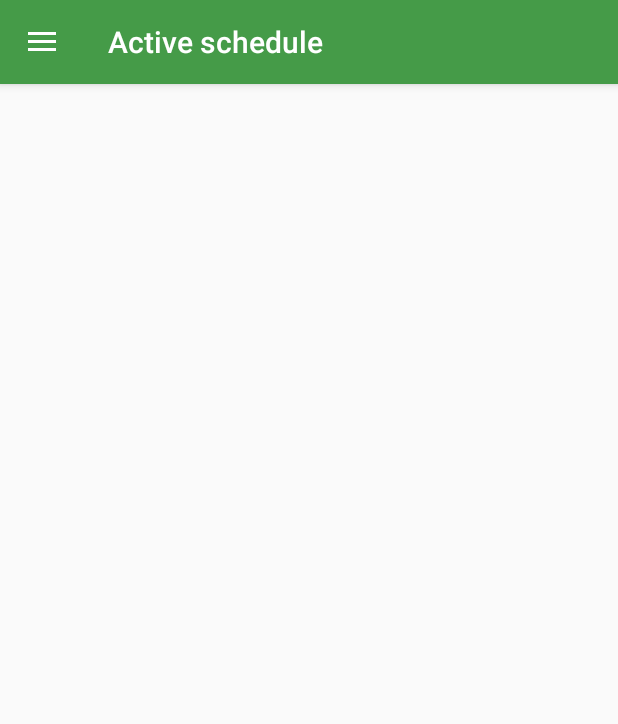
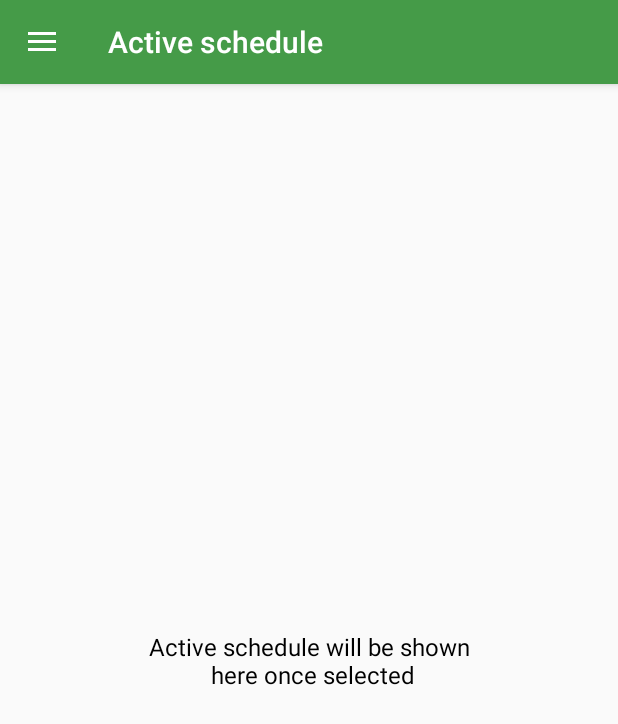
Before and after one commit to s95ammar/WeeklySchedule, an Android app: the fragment ActiveScheduleFragment placed in its activity, on a phone screen of 412 x 824 dp. Shown: the top 724 px of the screen. Run offline under Robolectric (Android 15) with nearby library versions, the phone set to English and light mode, and no system bars.

Commit message:
Prepared layout for active schedule

```diff
--- a/app/src/main/java/com/s95ammar/weeklyschedule/models/SchedulesList.java
+++ b/app/src/main/java/com/s95ammar/weeklyschedule/models/SchedulesList.java
@@ -46,4 +46,9 @@ public class SchedulesList extends ArrayList<ScheduleItem> {
         }
         Log.d(TAG, "loadActiveSchedule: index: " + activeScheduleIndex + " : " + activeSchedule);
     }
+
+    public boolean hasActiveSchedule() {
+        return activeSchedule != null;
+    }
+
 }
--- a/app/src/main/java/com/s95ammar/weeklyschedule/views/activities/MainActivity.java
+++ b/app/src/main/java/com/s95ammar/weeklyschedule/views/activities/MainActivity.java
@@ -2,6 +2,7 @@ package com.s95ammar.weeklyschedule.views.activities;
 
 import android.content.Intent;
 import android.content.SharedPreferences;
+import android.os.Handler;
 import android.support.annotation.NonNull;
 import android.support.design.widget.NavigationView;
 import android.support.v4.app.Fragment;
@@ -12,6 +13,8 @@ import android.support.v7.app.AppCompatActivity;
 import android.os.Bundle;
 import android.support.v7.widget.Toolbar;
 import android.util.Log;
+import android.view.Menu;
+import android.view.MenuInflater;
 import android.view.MenuItem;
 
 import com.google.gson.Gson;
@@ -21,15 +24,17 @@ import com.s95ammar.weeklyschedule.views.fragments.ScheduleNamerDialog;
 import com.s95ammar.weeklyschedule.R;
 import com.s95ammar.weeklyschedule.views.fragments.SchedulesFragment;
 
-public class  MainActivity extends AppCompatActivity implements
+public class MainActivity extends AppCompatActivity implements
         NavigationView.OnNavigationItemSelectedListener,
         ScheduleNamerDialog.DialogListener,
-        SchedulesFragment.ScheduleManager {
+        SchedulesFragment.ScheduleManager,
+        ActiveScheduleFragment.ScheduleEditor {
 
     private static final String TAG = "MainActivity";
     private DrawerLayout drawer;
     private ActiveScheduleFragment activeScheduleFragment;
     private SchedulesFragment schedulesFragment;
+    private Menu menu;
 
     private interface NavDrawerItems {
         int ACTIVE_SCHEDULE = 0;
@@ -45,8 +50,39 @@ public class  MainActivity extends AppCompatActivity implements
         loadData();
         Toolbar toolbar = findViewById(R.id.toolbar);
         setSupportActionBar(toolbar);
+    }
+
+    @Override
+    public boolean onCreateOptionsMenu(Menu menu) {
+        MenuInflater inflater = getMenuInflater();
+        inflater.inflate(R.menu.toolbar_menu, menu);
+        this.menu = menu;
+        Toolbar toolbar = findViewById(R.id.toolbar);
         checkActiveSchedule();
         setUpNavDrawer(toolbar);
+        return true;
+    }
+
+    public void editListener(MenuItem item) {
+        //TODO: start edit mode
+        setEditVisibility(false);
+        setDoneVisibility(true);
+    }
+
+    public void doneListener(MenuItem item) {
+        //TODO: close edit mode
+        setDoneVisibility(false);
+        setEditVisibility(true);
+    }
+
+    @Override
+    public void setEditVisibility(boolean visibility) {
+        menu.findItem(R.id.button_edit).setVisible(visibility);
+    }
+
+    @Override
+    public void setDoneVisibility(boolean visibility) {
+        menu.findItem(R.id.button_done).setVisible(visibility);
     }
 
     public void saveData() {
@@ -71,7 +107,7 @@ public class  MainActivity extends AppCompatActivity implements
     }
 
     private void checkActiveSchedule() {
-        if (SchedulesList.getInstance().getActiveSchedule() != null) {
+        if (SchedulesList.getInstance().hasActiveSchedule()) {
             Log.d(TAG, "checkActiveSchedule: Active schedule found " + SchedulesList.getInstance().getActiveSchedule());
             switchToFragment(activeScheduleFragment != null ? activeScheduleFragment : (activeScheduleFragment = new ActiveScheduleFragment()));
         } else {
@@ -107,7 +143,7 @@ public class  MainActivity extends AppCompatActivity implements
     @Override
     public boolean onNavigationItemSelected(@NonNull MenuItem menuItem) {
         switch (menuItem.getItemId()) {
-            case R.id.nav_current_schedule:
+            case R.id.nav_active_schedule:
                 switchToFragment(activeScheduleFragment != null ? activeScheduleFragment : (activeScheduleFragment = new ActiveScheduleFragment()));
                 break;
             case R.id.nav_schedules:
--- a/app/src/main/java/com/s95ammar/weeklyschedule/views/fragments/ActiveScheduleFragment.java
+++ b/app/src/main/java/com/s95ammar/weeklyschedule/views/fragments/ActiveScheduleFragment.java
@@ -1,5 +1,6 @@
 package com.s95ammar.weeklyschedule.views.fragments;
 
+import android.content.Context;
 import android.os.Bundle;
 import android.support.annotation.NonNull;
 import android.support.annotation.Nullable;
@@ -11,8 +12,9 @@ import android.view.ViewGroup;
 import com.s95ammar.weeklyschedule.R;
 import com.s95ammar.weeklyschedule.models.SchedulesList;
 
+
 public class ActiveScheduleFragment extends Fragment {
-//    private ScheduleManager mListener;
+    private ScheduleEditor mListener;
 
     public ActiveScheduleFragment() {
     }
@@ -20,32 +22,36 @@ public class ActiveScheduleFragment extends Fragment {
     @Override
     public View onCreateView(LayoutInflater inflater, ViewGroup container,
                              Bundle savedInstanceState) {
-        return inflater.inflate(R.layout.fragment_current_schedule, container, false);
+        return inflater.inflate(R.layout.fragment_active_schedule, container, false);
     }
 
     @Override
     public void onViewCreated(@NonNull View view, @Nullable Bundle savedInstanceState) {
         super.onViewCreated(view, savedInstanceState);
-        getActivity().setTitle(getTitle());
+        refreshLayout(false);
     }
 
-    private String getTitle() {
-        String title;
-        if (SchedulesList.getInstance().getActiveSchedule() != null) {
-            title = SchedulesList.getInstance().getActiveSchedule().getName();
+
+    public void refreshLayout(boolean editMode) {
+        boolean hasActiveSchedule = SchedulesList.getInstance().hasActiveSchedule();
+        getActivity().setTitle(hasActiveSchedule ? SchedulesList.getInstance().getActiveSchedule().getName() : getString(R.string.title_active_schedule));
+        getView().findViewById(R.id.textView_no_active_schedule).setVisibility(hasActiveSchedule ? View.GONE : View.VISIBLE);
+
+        if (!editMode) {
+            mListener.setEditVisibility(hasActiveSchedule);
         } else {
-            title = getString(R.string.title_active_schedule);
+            mListener.setDoneVisibility(hasActiveSchedule);
         }
-        return title;
+
     }
 
-    //    Uncomment if communicator needed
-/*
+
+
     @Override
     public void onAttach(Context context) {
         super.onAttach(context);
-        if (context instanceof ScheduleManager) {
-            mListener = (ScheduleManager) context;
+        if (context instanceof ScheduleEditor) {
+            mListener = (ScheduleEditor) context;
         } else {
             throw new RuntimeException(context.toString()
                     + " must implement ScheduleManager");
@@ -55,10 +61,22 @@ public class ActiveScheduleFragment extends Fragment {
     @Override
     public void onDetach() {
         super.onDetach();
+        mListener.setEditVisibility(false);
+        mListener.setDoneVisibility(false);
         mListener = null;
     }
 
-    public interface ScheduleManager {
+
+    public interface ScheduleEditor {
+        void setEditVisibility(boolean visibility);
+        void setDoneVisibility(boolean visibility);
     }
+
+/*
+    @IntDef({VISIBLE, INVISIBLE, GONE})
+    @Retention(RetentionPolicy.SOURCE)
+    public @interface Visibility {}
 */
+
+
 }
--- a/app/src/main/java/com/s95ammar/weeklyschedule/views/fragments/ScheduleNamerDialog.java
+++ b/app/src/main/java/com/s95ammar/weeklyschedule/views/fragments/ScheduleNamerDialog.java
@@ -48,7 +48,7 @@ public class ScheduleNamerDialog extends AppCompatDialogFragment {
         View view = inflater.inflate(R.layout.dialog_add_schedule, null);
         String name = getArguments().getString("name");
         final int i = getArguments().getInt("index");
-        action = (i == (Action.ADD) ? Action.ADD_TITLE : Action.RENAME_TITLE);
+        action = (i == Action.ADD ? Action.ADD_TITLE : Action.RENAME_TITLE);
         builder.setView(view)
                 .setTitle(action)
                 .setNegativeButton("Cancel", null)
--- a/app/src/main/java/com/s95ammar/weeklyschedule/views/fragments/SchedulesFragment.java
+++ b/app/src/main/java/com/s95ammar/weeklyschedule/views/fragments/SchedulesFragment.java
@@ -43,16 +43,15 @@ public class SchedulesFragment extends Fragment implements ScheduleAdapter.OnIte
         super.onViewCreated(view, savedInstanceState);
         setUpActionButtonListener();
         buildRecyclerView();
-        refreshBackground();
+        refreshLayout();
         getActivity().setTitle(R.string.title_schedules);
     }
 
 
 
-    private void refreshBackground() {
-        boolean isEmpty = SchedulesList.getInstance().size() == 0;
-        getView().findViewById(R.id.textView_no_schedules).setVisibility(isEmpty ? View.VISIBLE : View.GONE);
-        getView().findViewById(R.id.recyclerView).setBackgroundColor(isEmpty ? Color.WHITE : getResources().getColor(R.color.colorLightGray));
+    private void refreshLayout() {
+        getView().findViewById(R.id.textView_no_schedules).setVisibility(SchedulesList.getInstance().isEmpty() ? View.VISIBLE : View.GONE);
+        getView().findViewById(R.id.recyclerView).setBackgroundColor(SchedulesList.getInstance().isEmpty() ? Color.WHITE : getResources().getColor(R.color.colorLightGray));
     }
 
     private void buildRecyclerView() {
@@ -124,14 +123,14 @@ public class SchedulesFragment extends Fragment implements ScheduleAdapter.OnIte
         SchedulesList.getInstance().add(0, new ScheduleItem(name));
         mAdapter.notifyItemInserted(0);
         mLayoutManager.scrollToPosition(0);
-        refreshBackground();
+        refreshLayout();
         Log.d(TAG, "addSchedule: " + SchedulesList.getInstance());
     }
 
     public void renameSchedule(String newName, int i) {
         SchedulesList.getInstance().get(i).setName(newName);
         mAdapter.notifyItemChanged(i);
-        refreshBackground();
+//        refreshLayout(); TODO: make sure there's no need for this
         Log.d(TAG, "renameSchedule: " + SchedulesList.getInstance());
     }
 
@@ -141,7 +140,7 @@ public class SchedulesFragment extends Fragment implements ScheduleAdapter.OnIte
         }
         SchedulesList.getInstance().remove(i);
         mAdapter.notifyItemRemoved(i);
-        refreshBackground();
+        refreshLayout();
         Log.d(TAG, "deleteSchedule: " + SchedulesList.getInstance());
     }
 
--- a/app/src/main/java/com/s95ammar/weeklyschedule/views/recyclerView/ScheduleAdapter.java
+++ b/app/src/main/java/com/s95ammar/weeklyschedule/views/recyclerView/ScheduleAdapter.java
@@ -45,7 +45,7 @@ public class ScheduleAdapter extends RecyclerView.Adapter<ScheduleAdapter.Schedu
 
     @Override
     public int getItemCount() {
-        return mScheduleItems.size();
+        return mScheduleItems == null ? 0 : mScheduleItems.size();
     }
 
     public static class ScheduleViewHolder extends RecyclerView.ViewHolder {
@@ -58,7 +58,7 @@ public class ScheduleAdapter extends RecyclerView.Adapter<ScheduleAdapter.Schedu
             super(itemView);
             tvScheduleName = itemView.findViewById(R.id.textView_schedule_name);
             switchIsActive = itemView.findViewById(R.id.switch_is_active);
-            tvIsActive = itemView.findViewById(R.id.textView_is_Active);
+            tvIsActive = itemView.findViewById(R.id.textView_is_active);
             buttonMore = itemView.findViewById(R.id.button_more);
             itemView.setOnClickListener(new View.OnClickListener() {
                 @Override
--- /dev/null
+++ b/app/src/main/res/drawable/ic_done.xml
@@ -0,0 +1,5 @@
+<vector android:height="24dp" android:tint="#FFFFFF"
+    android:viewportHeight="24.0" android:viewportWidth="24.0"
+    android:width="24dp" xmlns:android="http://schemas.android.com/apk/res/android">
+    <path android:fillColor="#A27878" android:pathData="M9,16.2L4.8,12l-1.4,1.4L9,19 21,7l-1.4,-1.4L9,16.2z"/>
+</vector>
--- /dev/null
+++ b/app/src/main/res/drawable/ic_edit.xml
@@ -0,0 +1,5 @@
+<vector android:height="24dp" android:tint="#FFFFFF"
+    android:viewportHeight="24.0" android:viewportWidth="24.0"
+    android:width="24dp" xmlns:android="http://schemas.android.com/apk/res/android">
+    <path android:fillColor="#FF000000" android:pathData="M3,17.25V21h3.75L17.81,9.94l-3.75,-3.75L3,17.25zM20.71,7.04c0.39,-0.39 0.39,-1.02 0,-1.41l-2.34,-2.34c-0.39,-0.39 -1.02,-0.39 -1.41,0l-1.83,1.83 3.75,3.75 1.83,-1.83z"/>
+</vector>
--- a/app/src/main/res/layout/activity_main.xml
+++ b/app/src/main/res/layout/activity_main.xml
@@ -14,14 +14,9 @@
         android:layout_height="match_parent"
         android:orientation="vertical">
 
-        <android.support.v7.widget.Toolbar
+        <include
             android:id="@+id/toolbar"
-            android:layout_width="match_parent"
-            android:layout_height="?attr/actionBarSize"
-            android:background="@color/colorPrimary"
-            android:elevation="4dp"
-            android:popupTheme="@style/ThemeOverlay.AppCompat.Light"
-            android:theme="@style/Base.ThemeOverlay.AppCompat.Dark.ActionBar" />
+            layout="@layout/toolbar"/>
 
         <FrameLayout
             android:id="@+id/fragment_container"
--- /dev/null
+++ b/app/src/main/res/layout/fragment_active_schedule.xml
@@ -0,0 +1,21 @@
+<?xml version="1.0" encoding="utf-8"?>
+<android.support.constraint.ConstraintLayout xmlns:android="http://schemas.android.com/apk/res/android"
+    android:layout_width="match_parent"
+    android:layout_height="match_parent"
+    xmlns:app="http://schemas.android.com/apk/res-auto">
+
+    <TextView
+        android:id="@+id/textView_no_active_schedule"
+        android:layout_width="wrap_content"
+        android:layout_height="wrap_content"
+        android:text="@string/no_active_schedule"
+        android:gravity="center"
+        android:textSize="16sp"
+        android:textColor="@android:color/black"
+        app:layout_constraintBottom_toBottomOf="parent"
+        app:layout_constraintEnd_toEndOf="parent"
+        app:layout_constraintStart_toStartOf="parent"
+        app:layout_constraintTop_toTopOf="parent" />
+
+
+</android.support.constraint.ConstraintLayout>
--- a/app/src/main/res/layout/fragment_current_schedule.xml
+++ /dev/null
@@ -1,6 +0,0 @@
-<?xml version="1.0" encoding="utf-8"?>
-<android.support.constraint.ConstraintLayout
-    xmlns:android="http://schemas.android.com/apk/res/android" android:layout_width="match_parent"
-    android:layout_height="match_parent">
-
-</android.support.constraint.ConstraintLayout>
--- a/app/src/main/res/layout/item_schedule.xml
+++ b/app/src/main/res/layout/item_schedule.xml
@@ -37,7 +37,7 @@
             app:layout_constraintTop_toBottomOf="@+id/textView_schedule_name" />
 
         <TextView
-            android:id="@+id/textView_is_Active"
+            android:id="@+id/textView_is_active"
             android:layout_width="wrap_content"
             android:layout_height="wrap_content"
             android:layout_marginStart="8dp"
--- /dev/null
+++ b/app/src/main/res/layout/toolbar.xml
@@ -0,0 +1,8 @@
+<?xml version="1.0" encoding="utf-8"?>
+<android.support.v7.widget.Toolbar xmlns:android="http://schemas.android.com/apk/res/android"
+    android:layout_width="match_parent"
+    android:layout_height="?attr/actionBarSize"
+    android:background="@color/colorPrimary"
+    android:elevation="4dp"
+    android:popupTheme="@style/ThemeOverlay.AppCompat.Light"
+    android:theme="@style/Base.ThemeOverlay.AppCompat.Dark.ActionBar" />
--- a/app/src/main/res/menu/drawer_menu.xml
+++ b/app/src/main/res/menu/drawer_menu.xml
@@ -5,9 +5,9 @@
 
     <group android:checkableBehavior="single">
         <item
-            android:id="@+id/nav_current_schedule"
+            android:id="@+id/nav_active_schedule"
             android:icon="@drawable/ic_current_schedule"
-            android:title="@string/current_schedule" />
+            android:title="@string/active_schedule" />
 
         <item
             android:id="@+id/nav_schedules"
--- /dev/null
+++ b/app/src/main/res/menu/toolbar_menu.xml
@@ -0,0 +1,21 @@
+<?xml version="1.0" encoding="utf-8"?>
+<menu xmlns:android="http://schemas.android.com/apk/res/android"
+    xmlns:app="http://schemas.android.com/apk/res-auto">
+
+    <item
+        android:visible="false"
+        android:id="@+id/button_done"
+        android:icon="@drawable/ic_done"
+        app:showAsAction="ifRoom"
+        android:onClick="doneListener"
+        android:title="@string/done" />
+
+    <item
+        android:visible="false"
+        android:id="@+id/button_edit"
+        android:icon="@drawable/ic_edit"
+        app:showAsAction="ifRoom"
+        android:onClick="editListener"
+        android:title="@string/edit" />
+
+</menu>
--- a/app/src/main/res/values/strings.xml
+++ b/app/src/main/res/values/strings.xml
@@ -1,7 +1,7 @@
 <resources>
     <string name="app_name">Weekly Schedule</string>
     <string name="schedules">Schedules</string>
-    <string name="current_schedule">Current Schedule</string>
+    <string name="active_schedule">Active Schedule</string>
     <string name="settings">Settings</string>
     <string name="info">Info</string>
     <string name="navigation_drawer_open">Open navigation drawer</string>
@@ -20,5 +20,8 @@
 
     <!-- TODO: Remove or change this placeholder text -->
     <string name="title_settings">Settings</string>
-    <string name="title_activity_info">InfoActivity</string>
+    <string name="title_activity_info">Info</string>
+    <string name="done">Done</string>
+    <string name="edit">Edit</string>
+    <string name="no_active_schedule">Active schedule will be shown\n here once selected</string>
 </resources>
```
